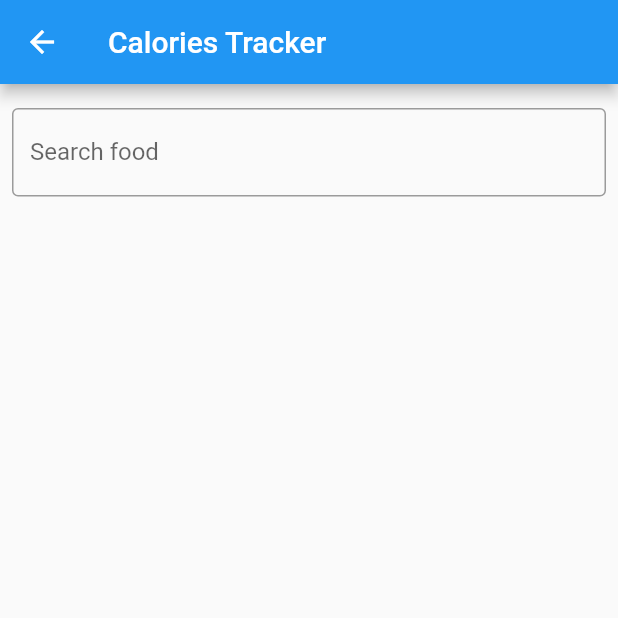
After one commit to blackbeard002/Calories-tracker, a Flutter app: the searchfood screen opened by its route, on a phone screen of 412 x 824 dp, the top half of it. The commit adds this screen. Run offline on Flutter 3.47's test engine with Material 2 defaults, Android fonts, the light colour scheme and no system bars; our stand-ins replace percent_indicator, syncfusion_flutter_datepicker; missing offline and left inert: mysql1.

Commit message:
Added two pages: 1) search food 2)add food

```diff
--- a/lib/main.dart
+++ b/lib/main.dart
@@ -1,12 +1,14 @@
 import 'package:calories_tracker/widgets/heatMapInvoker.dart';
 import 'package:flutter/material.dart';
 import 'package:calories_tracker/pages/home.dart';
-import 'package:calories_tracker/widgets/searchTest.dart';
+import 'package:calories_tracker/pages/search_food.dart';
+import 'package:calories_tracker/pages/add_food.dart';
 
 void main() => runApp(MaterialApp(
       routes: {
         '/': (context) => home(),
-        '/search' : (context) => searchFoods(),
+        '/searchfood' : (context) => searchfood(),
+        '/addfood': (context) => addfood(),
         '/date' : (context) => heatmap(),
       },
     )
--- /dev/null
+++ b/lib/pages/search_food.dart
@@ -0,0 +1,79 @@
+import 'package:flutter/material.dart';
+import 'package:mysql1/mysql1.dart';
+import 'package:calories_tracker/pages/add_food.dart';
+
+class searchfood extends StatefulWidget {
+  const searchfood({Key key}) : super(key: key);
+
+  @override
+  _searchfoodState createState() => _searchfoodState();
+}
+
+class _searchfoodState extends State<searchfood> {
+  var food="",res,fname="";
+  @override
+  Widget build(BuildContext context) {
+    void dbconnection() async {
+      var settings=new ConnectionSettings(
+          host: "caloriestracker.cule8a3xeym9.ap-south-1.rds.amazonaws.com",
+          port: 3306,
+          user: 'admin',
+          password: 'calories_o2',
+          db: 'CALORIES_TRACKER'
+      );
+      var conn= await MySqlConnection.connect(settings);
+
+      res=await conn.query('select FOOD from MACROS where food=?',[food]);
+      fname=res.toString();
+      fname=fname.substring(16,16+food.length);
+      fname=fname.toLowerCase();
+      if(fname==food)
+        {
+          setState(() {
+
+          });
+        }
+    }
+
+    return Scaffold(
+      appBar: AppBar(
+        title: Text("Calories Tracker"),
+      ),
+      body: Column(
+        children: <Widget> [
+          Container(
+            child: Padding(
+              padding: EdgeInsets.symmetric(horizontal: 8, vertical: 16),
+              child:  TextField(
+                onChanged: (val)
+                {
+                  setState(() {
+                    food=val;
+                    dbconnection();
+                  });
+                },
+                decoration: InputDecoration(
+                  border: OutlineInputBorder(),
+                  labelText: "Search food",
+                ),
+              ),
+            ),
+          ),
+          Row(
+            children: <Widget> [
+              if(fname==food)
+                  Text(fname),
+              if(fname==food&&fname!="")
+                  FloatingActionButton(
+                      child: Icon(Icons.add),
+                      onPressed: () async {
+                        dynamic result= await Navigator.pushNamed(context, "/addfood");
+                      }
+                  ),
+            ],
+          ),
+        ]
+      ),
+    );
+  }
+}
--- a/lib/widgets/indicators.dart
+++ b/lib/widgets/indicators.dart
@@ -1,11 +1,9 @@
-import 'package:calories_tracker/widgets/searchTest.dart';
 import 'package:flutter/material.dart';
 import 'package:percent_indicator/circular_percent_indicator.dart';
 import 'package:percent_indicator/linear_percent_indicator.dart';
 import 'package:calories_tracker/widgets/hero-dialogue-route.dart';
 import 'package:calories_tracker/widgets/custom-rect-tween.dart';
-
-//import 'package:calories_tracker/widgets/cross_widget_vars.dart';
+import 'package:calories_tracker/pages/search_food.dart';
 
 class indicators extends StatefulWidget {
 
@@ -88,7 +86,7 @@ class _indicatorsState extends State<indicators> {
                       child: ElevatedButton(
                         onPressed: () {
                           Navigator.of(context).push(HeroDialogRoute(builder: (context) {
-                            return const searchFoods();}));
+                            return const searchfood();}));
                         },
                         child: Icon(
                           Icons.add,
--- a/pubspec.yaml
+++ b/pubspec.yaml
@@ -30,6 +30,7 @@ dependencies:
   cupertino_icons: ^1.0.2
   percent_indicator: ^4.0.0
   syncfusion_flutter_datepicker: ^19.4.52
+  mysql1: ^0.19.2
 
 dev_dependencies:
   flutter_test:
```
Also changed, not shown: lib/pages/add_food.dart (added, +20 -0 lines), lib/pages/home.dart (+0 -7 lines), lib/widgets/datepicker.dart (deleted, +0 -117 lines), lib/widgets/searchTest.dart (deleted, +0 -54 lines), pubspec.lock.
